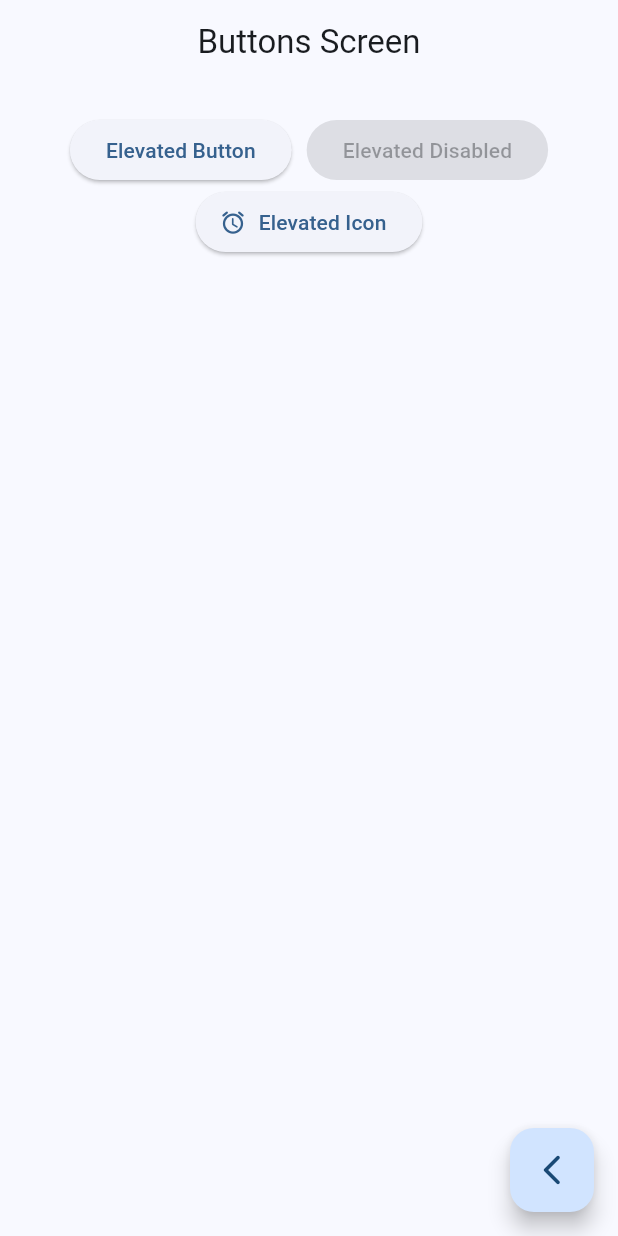
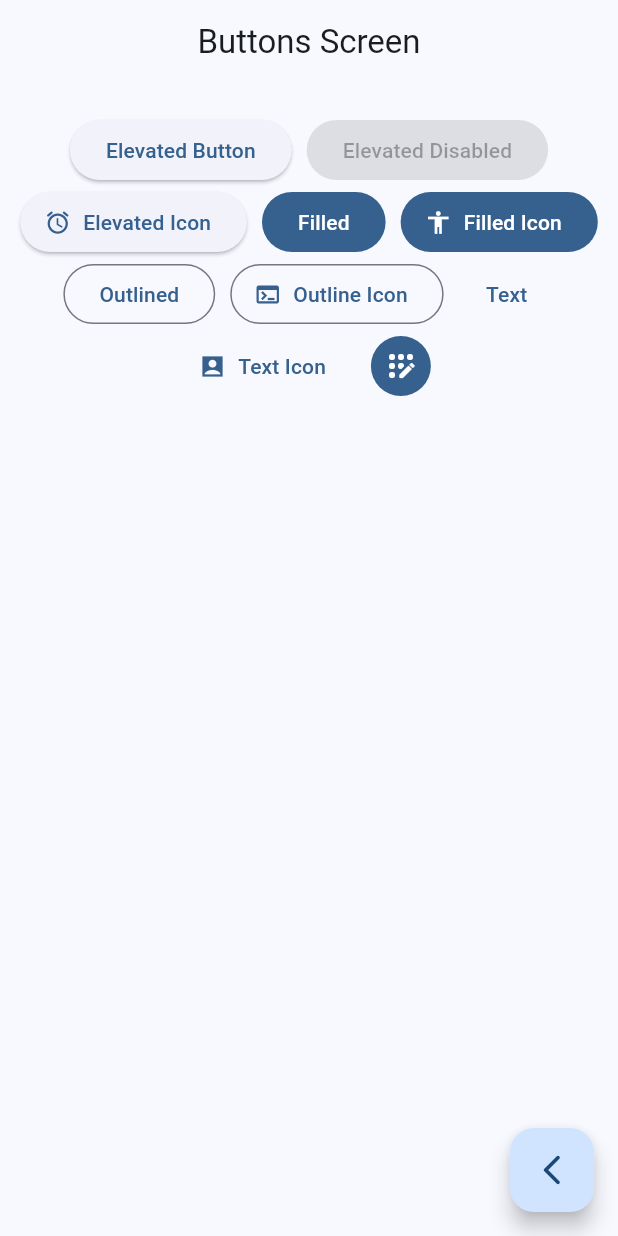
Before and after one commit to danimtnzz/widgets_app, a Flutter app: the ButtonsScreen screen opened by its route, on a phone screen of 412 x 824 dp. Run offline on Flutter 3.47's test engine with Material 3 defaults, Android fonts, the phone set to English and light mode, and no system bars; our stand-ins replace go_router.

Commit message:
Couple of Buttons from material package

```diff
--- a/lib/presentation/screens/buttons/buttons_screen.dart
+++ b/lib/presentation/screens/buttons/buttons_screen.dart
@@ -27,6 +27,7 @@ class _ButtonsView extends StatelessWidget {
 
   @override
   Widget build(BuildContext context) {
+    final colors = Theme.of(context).colorScheme;
     return SizedBox(
       width: double.infinity,
       child: Padding(
@@ -37,7 +38,23 @@ class _ButtonsView extends StatelessWidget {
           children: [
             ElevatedButton(onPressed: (){}, child: const Text('Elevated Button')),
             const ElevatedButton(onPressed: null, child: Text('Elevated Disabled')),
-            ElevatedButton.icon(onPressed: (){}, icon: const Icon(Icons.access_alarm_rounded), label: const Text('Elevated Icon'))
+            ElevatedButton.icon(onPressed: (){}, icon: const Icon(Icons.access_alarm_rounded), label: const Text('Elevated Icon')),
+            FilledButton(onPressed: (){}, child: const Text('Filled')),
+            FilledButton.icon(onPressed: (){}, icon: const Icon(Icons.accessibility),label: const Text('Filled Icon'),),
+            OutlinedButton(onPressed: (){}, child: const Text('Outlined')),
+            OutlinedButton.icon(onPressed: (){}, icon: const Icon(Icons.terminal), label: const Text('Outline Icon')),
+            TextButton(onPressed: (){}, child: const Text('Text')),
+            TextButton.icon(onPressed: (){}, icon: const Icon(Icons.account_box_sharp),label: const Text('Text Icon')),
+            //TODO: custom button
+
+            IconButton(
+              onPressed: (){},
+              icon: const Icon(Icons.app_registration_rounded),
+              style: ButtonStyle(
+                backgroundColor: MaterialStatePropertyAll(colors.primary),
+                iconColor: const MaterialStatePropertyAll(Colors.white),
+              )
+            )
           ],
         ),
       ),
```
